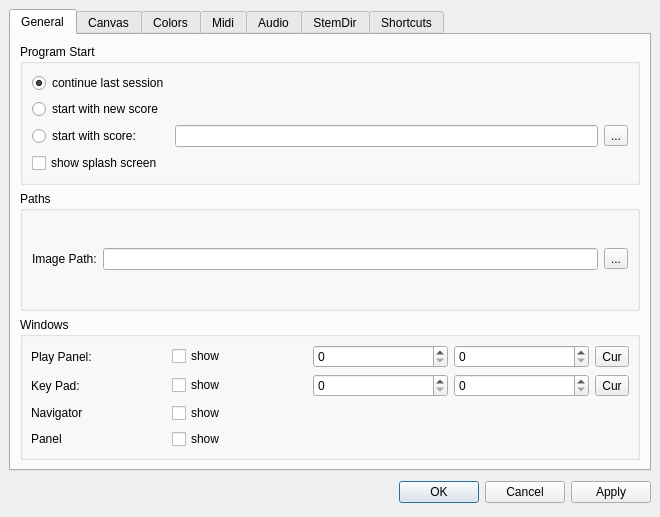
Old version of the form mscore/mscore/prefsdialog.ui in the repository musescore/musescore-old.
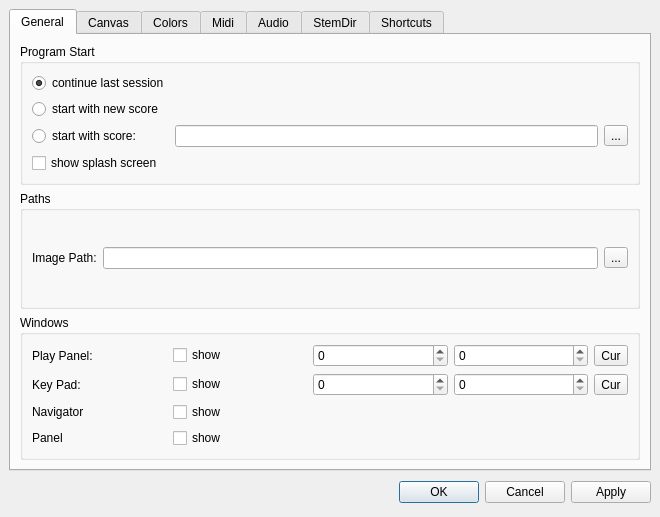
New version of the form. Icons and pictures are not drawn. Custom widgets are drawn as their Qt base class.

```diff
--- a/mscore/mscore/prefsdialog.ui
+++ b/mscore/mscore/prefsdialog.ui
@@ -136,6 +136,12 @@
           <bool>true</bool>
          </property>
          <layout class="QGridLayout" >
+          <property name="margin" >
+           <number>9</number>
+          </property>
+          <property name="spacing" >
+           <number>6</number>
+          </property>
           <item row="0" column="0" >
            <widget class="QLabel" name="label_9" >
             <property name="text" >
@@ -168,22 +174,10 @@
           <bool>true</bool>
          </property>
          <layout class="QGridLayout" >
-          <property name="leftMargin" >
-           <number>8</number>
+          <property name="margin" >
+           <number>9</number>
           </property>
-          <property name="topMargin" >
-           <number>8</number>
-          </property>
-          <property name="rightMargin" >
-           <number>8</number>
-          </property>
-          <property name="bottomMargin" >
-           <number>8</number>
-          </property>
-          <property name="horizontalSpacing" >
-           <number>6</number>
-          </property>
-          <property name="verticalSpacing" >
+          <property name="spacing" >
            <number>6</number>
           </property>
           <item row="1" column="3" >
```
Left out of the diff: 390 changed lines with no effect on the pictures.
